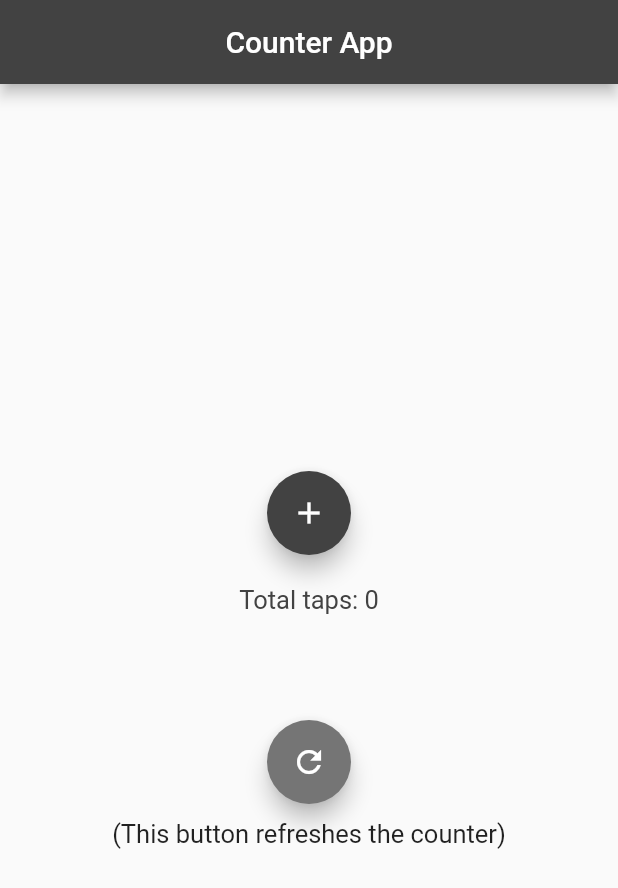
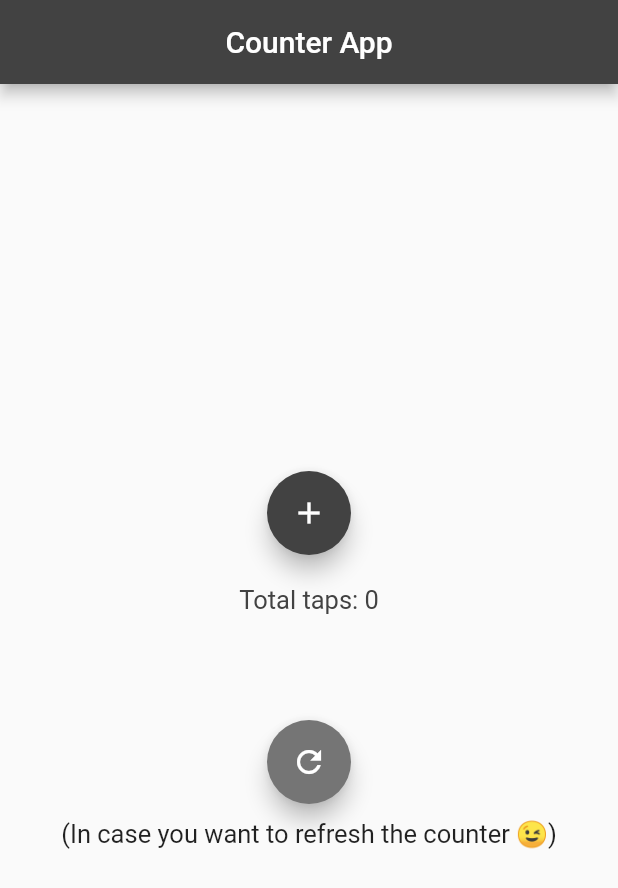
Before and after one commit to arukurmi/Counter-App, a Flutter app: the screen it shows after launch, on a phone screen of 412 x 824 dp. Shown: the top 888 px of the screen. Run offline on Flutter 3.47's test engine with Material 2 defaults, Android fonts, the phone set to English and light mode, and no system bars.

```diff
--- a/lib/ui/home.dart
+++ b/lib/ui/home.dart
@@ -64,14 +64,12 @@ class HomeScreenState extends State<Home>{
                 child: new Icon(Icons.refresh),
               ),
               SizedBox(height: 10,),
-              new Text("(This button refreshes the counter)",
+              new Text("(In case you want to refresh the counter 😉)",
                   style: new TextStyle(
                     // color: _counter%2==0 ? Colors.grey[800] : Colors.grey[700],
                     fontSize: 17,
                   )
               ),
-
-
             ]
         ),
       ),
```
